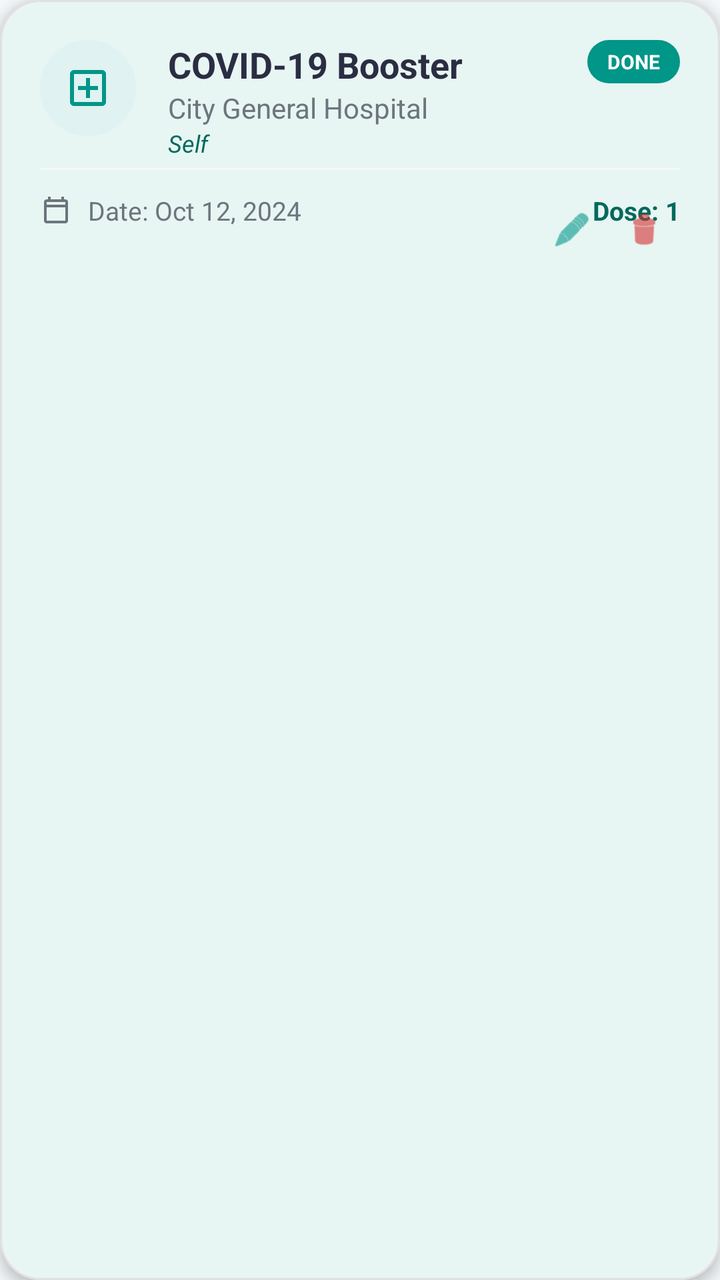
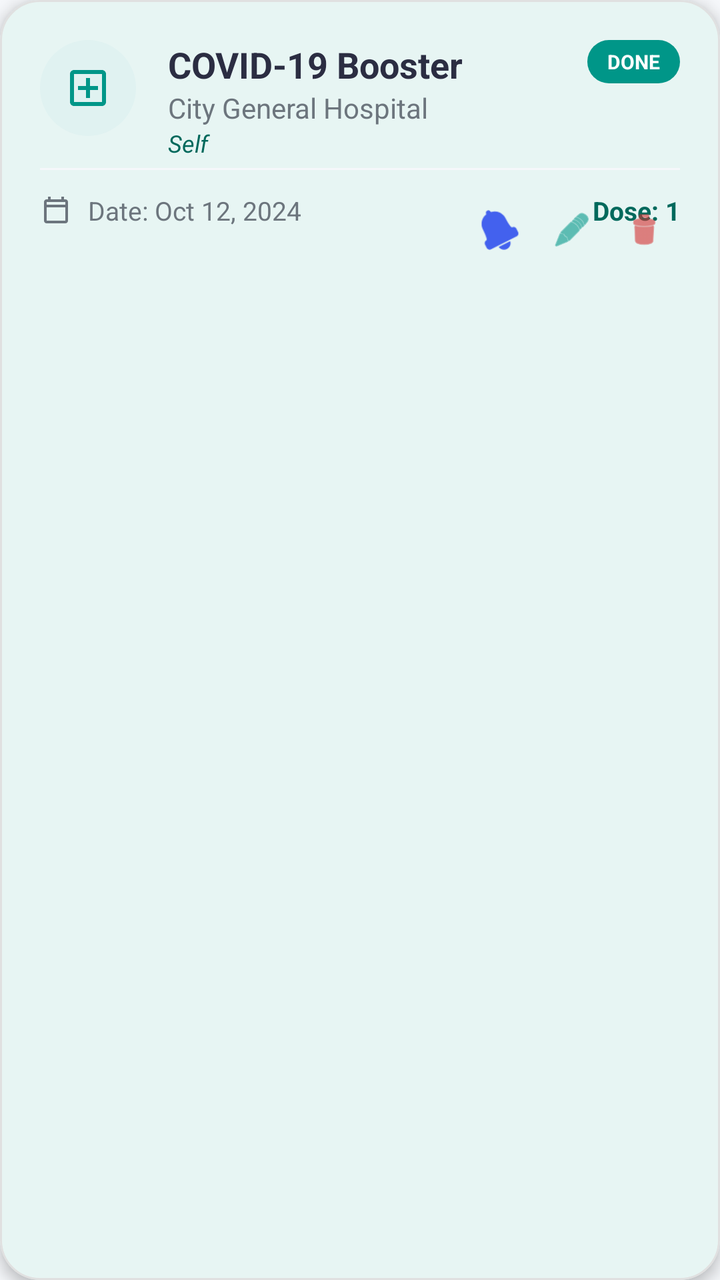

An Android layout rendered at two revisions. The XML below is the earlier revision; the diff shows what the commit changed to produce the second picture.
<!-- AndroidManifest.xml: application theme Theme.DigitalVaccineApp -->
<!-- res/layout/item_vaccination.xml -->
<?xml version="1.0" encoding="utf-8"?>
<com.google.android.material.card.MaterialCardView xmlns:android="http://schemas.android.com/apk/res/android"
    xmlns:app="http://schemas.android.com/apk/res-auto"
    android:layout_width="match_parent"
    android:layout_height="wrap_content"
    android:layout_marginHorizontal="16dp"
    android:layout_marginVertical="8dp"
    android:foreground="?attr/selectableItemBackground"
    app:cardBackgroundColor="?attr/colorSurface"
    app:cardCornerRadius="20dp"
    app:cardElevation="4dp"
    app:strokeColor="#E0E0E0"
    app:strokeWidth="1dp">

    <androidx.constraintlayout.widget.ConstraintLayout
        android:layout_width="match_parent"
        android:layout_height="wrap_content"
        android:padding="20dp">

        
        <View
            android:id="@+id/iconContainer"
            android:layout_width="48dp"
            android:layout_height="48dp"
            android:background="@drawable/bg_icon_circle"
            app:layout_constraintStart_toStartOf="parent"
            app:layout_constraintTop_toTopOf="parent" />

        <ImageView
            android:id="@+id/ivVaxIcon"
            android:layout_width="24dp"
            android:layout_height="24dp"
            android:src="@drawable/ic_vax"
            app:tint="@color/primary_teal"
            app:layout_constraintBottom_toBottomOf="@id/iconContainer"
            app:layout_constraintEnd_toEndOf="@id/iconContainer"
            app:layout_constraintStart_toStartOf="@id/iconContainer"
            app:layout_constraintTop_toTopOf="@id/iconContainer" />

        
        <TextView
            android:id="@+id/tvVaccineName"
            android:layout_width="0dp"
            android:layout_height="wrap_content"
            android:layout_marginStart="16dp"
            android:text="COVID-19 Booster"
            android:textColor="@color/text_main"
            android:textSize="18sp"
            android:textStyle="bold"
            app:layout_constraintEnd_toStartOf="@id/vStatusBadge"
            app:layout_constraintStart_toEndOf="@id/iconContainer"
            app:layout_constraintTop_toTopOf="parent" />

        <TextView
            android:id="@+id/tvHospitalName"
            android:layout_width="0dp"
            android:layout_height="wrap_content"
            android:layout_marginStart="16dp"
            android:text="City General Hospital"
            android:textColor="@color/text_sub"
            android:textSize="14sp"
            app:layout_constraintEnd_toStartOf="@id/vStatusBadge"
            app:layout_constraintStart_toEndOf="@id/iconContainer"
            app:layout_constraintTop_toBottomOf="@id/tvVaccineName" />

        <TextView
            android:id="@+id/tvDependentName"
            android:layout_width="0dp"
            android:layout_height="wrap_content"
            android:layout_marginStart="16dp"
            android:text="Self"
            android:textColor="@color/primary_dark"
            android:textSize="12sp"
            android:textStyle="italic"
            app:layout_constraintEnd_toStartOf="@id/vStatusBadge"
            app:layout_constraintStart_toEndOf="@id/iconContainer"
            app:layout_constraintTop_toBottomOf="@id/tvHospitalName" />

        
        <View
            android:id="@+id/divider"
            android:layout_width="0dp"
            android:layout_height="1dp"
            android:layout_marginTop="16dp"
            android:background="@color/bg_light"
            app:layout_constraintEnd_toEndOf="parent"
            app:layout_constraintStart_toStartOf="parent"
            app:layout_constraintTop_toBottomOf="@id/iconContainer" />

        
        <ImageView
            android:id="@+id/ivCalendar"
            android:layout_width="16dp"
            android:layout_height="16dp"
            android:layout_marginTop="12dp"
            android:src="@drawable/ic_calendar"
            app:tint="@color/text_sub"
            app:layout_constraintStart_toStartOf="parent"
            app:layout_constraintTop_toBottomOf="@id/divider" />

        <TextView
            android:id="@+id/tvDateTaken"
            android:layout_width="wrap_content"
            android:layout_height="wrap_content"
            android:layout_marginStart="8dp"
            android:text="Date: Oct 12, 2024"
            android:textColor="@color/text_sub"
            android:textSize="13sp"
            app:layout_constraintBottom_toBottomOf="@id/ivCalendar"
            app:layout_constraintStart_toEndOf="@id/ivCalendar"
            app:layout_constraintTop_toTopOf="@id/ivCalendar" />

        <TextView
            android:id="@+id/tvDoseInfo"
            android:layout_width="wrap_content"
            android:layout_height="wrap_content"
            android:text="Dose: 1"
            android:textColor="@color/primary_dark"
            android:textSize="13sp"
            android:textStyle="bold"
            app:layout_constraintBottom_toBottomOf="@id/ivCalendar"
            app:layout_constraintEnd_toEndOf="parent"
            app:layout_constraintTop_toTopOf="@id/ivCalendar" />

        
        <FrameLayout
            android:id="@+id/vStatusBadge"
            android:layout_width="wrap_content"
            android:layout_height="wrap_content"
            android:background="@drawable/bg_status_badge"
            android:paddingHorizontal="10dp"
            android:paddingVertical="4dp"
            app:layout_constraintEnd_toEndOf="parent"
            app:layout_constraintTop_toTopOf="parent">

            <TextView
                android:id="@+id/tvStatus"
                android:layout_width="wrap_content"
                android:layout_height="wrap_content"
                android:text="DONE"
                android:textAllCaps="true"
                android:textColor="@color/white"
                android:textSize="10sp"
                android:textStyle="bold" />
        </FrameLayout>

        
        <LinearLayout
            android:id="@+id/actionContainer"
            android:layout_width="wrap_content"
            android:layout_height="wrap_content"
            android:layout_marginTop="12dp"
            android:orientation="horizontal"
            app:layout_constraintEnd_toEndOf="parent"
            app:layout_constraintTop_toBottomOf="@id/divider">

            <ImageButton
                android:id="@+id/btnEditVax"
                android:layout_width="36dp"
                android:layout_height="36dp"
                android:background="?attr/selectableItemBackgroundBorderless"
                android:padding="8dp"
                android:scaleType="centerInside"
                android:src="@android:drawable/ic_menu_edit"
                app:tint="@color/primary_teal" />

            <ImageButton
                android:id="@+id/btnDeleteVax"
                android:layout_width="36dp"
                android:layout_height="36dp"
                android:background="?attr/selectableItemBackgroundBorderless"
                android:padding="8dp"
                android:scaleType="centerInside"
                android:src="@android:drawable/ic_menu_delete"
                app:tint="#D32F2F" />
        </LinearLayout>

    </androidx.constraintlayout.widget.ConstraintLayout>

</com.google.android.material.card.MaterialCardView>
<!-- resources referenced by this layout -->
<resources>
  <color name="bg_light">#F5F7FA</color>
  <color name="primary_dark">#00695C</color>
  <color name="primary_teal">#009688</color>
  <color name="text_main">#2B2D42</color>
  <color name="text_sub">#6C757D</color>
  <color name="white">#FFFFFFFF</color>
  <!-- drawable bg_icon_circle (drawable) -->
  <?xml version="1.0" encoding="utf-8"?>
  <shape xmlns:android="http://schemas.android.com/apk/res/android"
      android:shape="oval">
      <solid android:color="@color/primary_light" />
  </shape>
  <!-- drawable bg_status_badge (drawable) -->
  <?xml version="1.0" encoding="utf-8"?>
  <shape xmlns:android="http://schemas.android.com/apk/res/android"
      android:shape="rectangle">
      <solid android:color="@color/primary_teal" />
      <corners android:radius="100dp" />
  </shape>
  <!-- drawable ic_calendar (drawable) -->
  <vector xmlns:android="http://schemas.android.com/apk/res/android"
      android:width="24dp"
      android:height="24dp"
      android:viewportWidth="24"
      android:viewportHeight="24">
      <path
          android:fillColor="@android:color/white"
          android:pathData="M19,4H18V2H16V4H8V2H6V4H5C3.89,4 3,4.9 3,6V20C3,21.1 3.89,22 5,22H19C20.11,22 21,21.1 21,20V6C21,4.9 20.11,4 19,4M19,20H5V10H19V20M19,8H5V6H19V8Z" />
  </vector>
  <!-- drawable ic_vax (drawable) -->
  <vector xmlns:android="http://schemas.android.com/apk/res/android"
      android:width="24dp"
      android:height="24dp"
      android:viewportWidth="24"
      android:viewportHeight="24">
      <path
          android:fillColor="@android:color/white"
          android:pathData="M19,3H5C3.89,3 3,3.9 3,5V19C3,20.1 3.89,21 5,21H19C20.11,21 21,20.1 21,19V5C21,3.9 20.11,3 19,3M19,19H5V5H19V19M11,7H13V11H17V13H13V17H11V13H7V11H11V7Z" />
  </vector>
  <style name="Theme.DigitalVaccineApp" parent="Theme.Material3.DayNight.NoActionBar">
          
          <item name="colorPrimary">@color/primary_teal</item>
          <item name="colorOnPrimary">@color/white</item>
          <item name="colorPrimaryContainer">@color/primary_light</item>
          <item name="colorOnPrimaryContainer">@color/primary_dark</item>
          
          <item name="colorSecondary">@color/primary_blue</item>
          <item name="colorOnSecondary">@color/white</item>
          
          
          <item name="android:windowBackground">@color/bg_light</item>
          <item name="colorSurface">@color/white</item>
          <item name="colorOnSurface">@color/text_main</item>
          <item name="colorSurfaceVariant">@color/bg_light</item>
          <item name="colorOnSurfaceVariant">@color/text_sub</item>
          
          
          <item name="android:textColorPrimary">@color/text_main</item>
          <item name="android:textColorSecondary">@color/text_sub</item>
          
          
          <item name="android:statusBarColor">@color/bg_light</item>
          <item name="android:windowLightStatusBar">true</item>
          
          <item name="colorOutline">@color/stroke_color</item>
          
          
          <item name="shapeAppearanceSmallComponent">@style/ShapeAppearanceOverlay.App.SmallComponent</item>
          <item name="shapeAppearanceMediumComponent">@style/ShapeAppearanceOverlay.App.MediumComponent</item>
          <item name="shapeAppearanceLargeComponent">@style/ShapeAppearanceOverlay.App.LargeComponent</item>
          
          <item name="fontFamily">sans-serif</item>
      </style>
  <color name="primary_light">#E0F2F1</color>
  <color name="primary_blue">#4361EE</color>
  <color name="stroke_color">#E9ECEF</color>
  <style name="ShapeAppearanceOverlay.App.SmallComponent" parent="">
          <item name="cornerFamily">rounded</item>
          <item name="cornerSize">12dp</item>
      </style>
  <style name="ShapeAppearanceOverlay.App.MediumComponent" parent="">
          <item name="cornerFamily">rounded</item>
          <item name="cornerSize">16dp</item>
      </style>
  <style name="ShapeAppearanceOverlay.App.LargeComponent" parent="">
          <item name="cornerFamily">rounded</item>
          <item name="cornerSize">24dp</item>
      </style>
</resources>

<!-- the commit's change to res/layout/item_vaccination.xml (unified diff, before → after) -->
@@ -155,6 +155,16 @@
             app:layout_constraintTop_toBottomOf="@id/divider">
 
             <ImageButton
+                android:id="@+id/btnSetReminder"
+                android:layout_width="36dp"
+                android:layout_height="36dp"
+                android:background="?attr/selectableItemBackgroundBorderless"
+                android:padding="8dp"
+                android:scaleType="centerInside"
+                android:src="@android:drawable/ic_popup_reminder"
+                app:tint="@color/primary_blue" />
+
+            <ImageButton
                 android:id="@+id/btnEditVax"
                 android:layout_width="36dp"
                 android:layout_height="36dp"
<!-- resource entries referenced after the edit -->
@@ -1,6 +1,7 @@
 <!-- resources referenced by this layout -->
 <resources>
   <color name="bg_light">#F5F7FA</color>
+  <color name="primary_blue">#4361EE</color>
   <color name="primary_dark">#00695C</color>
   <color name="primary_teal">#009688</color>
   <color name="text_main">#2B2D42</color>
@@ -74,7 +75,6 @@
           <item name="fontFamily">sans-serif</item>
       </style>
   <color name="primary_light">#E0F2F1</color>
-  <color name="primary_blue">#4361EE</color>
   <color name="stroke_color">#E9ECEF</color>
   <style name="ShapeAppearanceOverlay.App.SmallComponent" parent="">
           <item name="cornerFamily">rounded</item>
